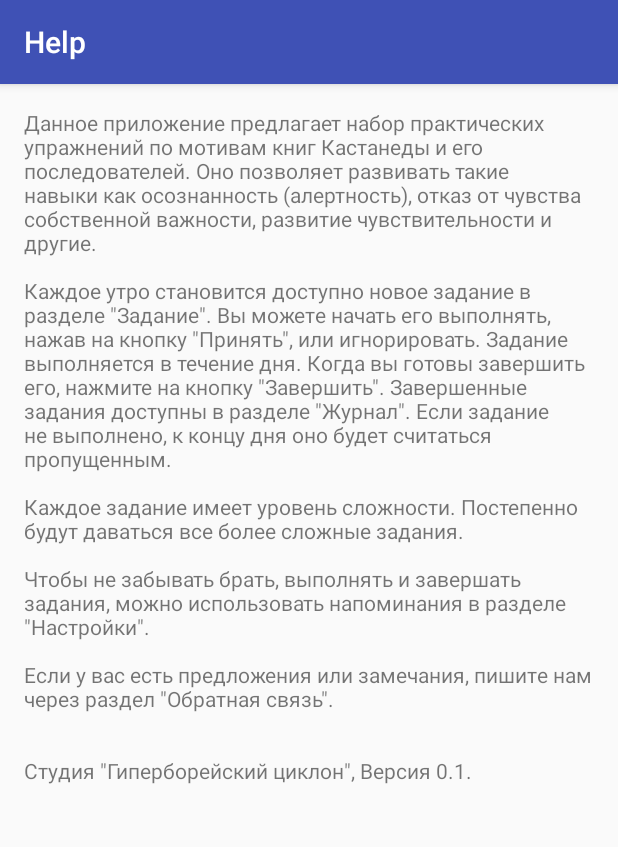
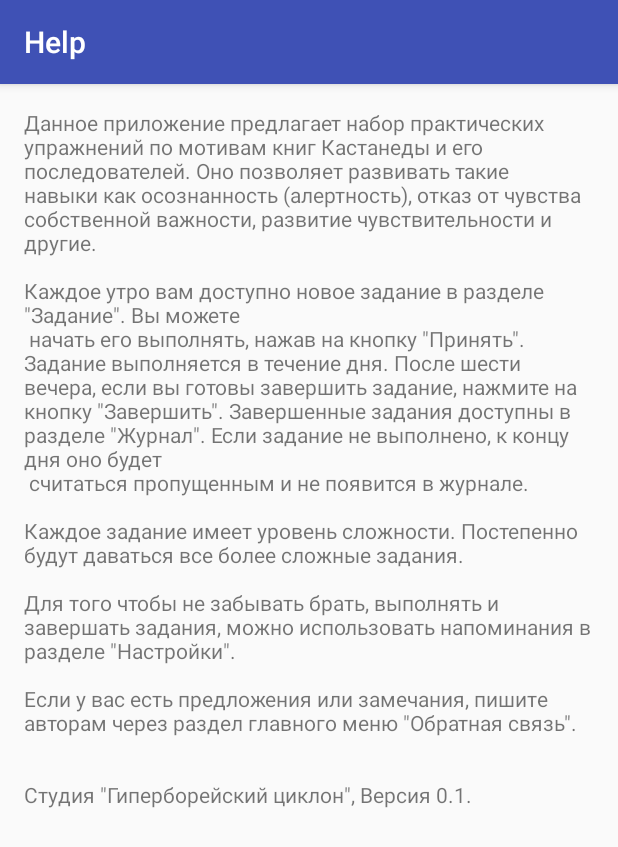
Before and after one commit to lankastersky/hcyclone, an Android app: the fragment HelpFragment shown on its own in the app's theme, on a phone screen of 412 x 824 dp. Shown: the top 847 px of the screen. Run offline under Robolectric (Android 15) with nearby library versions, the light colour scheme and no system bars.

Commit message:
bugfix for Android 19

```diff
--- a/zen/app/src/main/res/layout/fragment_challenge_list_empty.xml
+++ b/zen/app/src/main/res/layout/fragment_challenge_list_empty.xml
@@ -3,14 +3,16 @@
     xmlns:android="http://schemas.android.com/apk/res/android"
     xmlns:tools="http://schemas.android.com/tools"
     android:layout_width="match_parent"
-    android:layout_height="match_parent"
+    android:layout_height="wrap_content"
     android:gravity="center_vertical|center_horizontal"
     tools:context="com.hcyclone.zen.ChallengeListFragment">
 
     <!-- TODO: Update blank fragment layout -->
     <TextView
         android:layout_width="wrap_content"
-        android:layout_height="wrap_content"
+        android:layout_height="100dp"
+        android:gravity="center"
+        android:textSize="18sp"
         android:text="@string/fragment_challenge_list_empty_text"/>
 
 </LinearLayout>
--- a/zen/app/src/main/res/layout/fragment_help.xml
+++ b/zen/app/src/main/res/layout/fragment_help.xml
@@ -1,13 +1,8 @@
 <?xml version="1.0" encoding="utf-8"?>
-<android.support.v4.widget.NestedScrollView
-    xmlns:android="http://schemas.android.com/apk/res/android"
-    xmlns:app="http://schemas.android.com/apk/res-auto"
-    xmlns:tools="http://schemas.android.com/tools"
-    android:layout_width="match_parent"
-    android:layout_height="wrap_content"
-    app:layout_behavior="@string/appbar_scrolling_view_behavior">
 
     <LinearLayout
+        xmlns:android="http://schemas.android.com/apk/res/android"
+        xmlns:tools="http://schemas.android.com/tools"
         android:layout_width="match_parent"
         android:layout_height="wrap_content"
         tools:context="com.hcyclone.zen.HelpFragment">
@@ -19,5 +14,3 @@
             android:text="@string/fragment_help_text"/>
 
     </LinearLayout>
-
-</android.support.v4.widget.NestedScrollView>
--- a/zen/app/src/main/res/values/strings.xml
+++ b/zen/app/src/main/res/values/strings.xml
@@ -1,5 +1,5 @@
 <resources>
-    <string name="app_name">Mastery of Stalking</string>
+    <string name="app_name">Art of Stalking</string>
     <string name="app_description">Becoming Awareness</string>
 
     <!-- Drawer -->
@@ -90,6 +90,7 @@
     <string name="fragment_challenge_current">Current Challenge</string>
     <string name="fragment_challenge_journal_entry">Journal Entry</string>
     <string name="fragment_challenge_accept">Accept</string>
+    <string name="fragment_challenge_return_after_6pm">Return after 6PM</string>
     <string name="fragment_challenge_finish">Finish</string>
     <string name="fragment_challenge_finished">Finished</string>
     <string name="fragment_challenge_declined">Declined</string>
@@ -105,22 +106,11 @@
 
     <!-- Fragment Challenge List -->
     <string name="fragment_challenge_list">Finished Challenges</string>
-    <string name="fragment_challenge_list_empty_text">There are no finished challenges yet.</string>
+    <string name="fragment_challenge_list_empty_text">There are no finished challenges yet</string>
 
     <!-- Help -->
     <!-- TODO: Remove or change this placeholder text -->
-    <string name="fragment_help_text">Данное приложение предлагает набор практических упражнений по
-        мотивам книг Кастанеды и его последователей. Оно позволяет развивать такие навыки как
-        осознанность (алертность), отказ от чувства собственной важности, развитие чувствительности
-        и другие.\n\nКаждое утро становится доступно новое задание в разделе \"Задание\". Вы можете
-        начать его выполнять, нажав на кнопку \"Принять\", или игнорировать. Задание выполняется
-        в течение дня. Когда вы готовы завершить его, нажмите на кнопку \"Завершить\". Завершенные
-        задания доступны в разделе \"Журнал\". Если задание не выполнено, к концу дня оно будет
-        считаться пропущенным.\n\nКаждое задание имеет уровень сложности. Постепенно будут даваться
-        все более сложные задания.\n\nЧтобы не забывать брать, выполнять и завершать задания, можно
-        использовать напоминания в разделе \"Настройки\".\n\nЕсли у вас есть предложения или
-        замечания, пишите нам через раздел \"Обратная связь\".\n\n\nСтудия \"Гиперборейский
-        циклон\", Версия 0.1.
+    <string name="fragment_help_text">"Данное приложение предлагает набор практических упражнений по мотивам книг Кастанеды и его последователей. Оно позволяет развивать такие навыки как осознанность (алертность), отказ от чувства собственной важности, развитие чувствительности и другие.\n\nКаждое утро вам доступно новое задание в разделе \"Задание\". Вы можете\n начать его выполнять, нажав на кнопку \"Принять\". Задание выполняется в течение дня. После шести вечера, если вы готовы завершить задание, нажмите на кнопку \"Завершить\". Завершенные задания доступны в разделе \"Журнал\". Если задание не выполнено, к концу дня оно будет\n считаться пропущенным и не появится в журнале.\n\nКаждое задание имеет уровень сложности. Постепенно будут даваться все более сложные задания.\n\nДля того чтобы не забывать брать, выполнять и завершать задания, можно использовать напоминания в разделе \"Настройки\".\n\nЕсли у вас есть предложения или замечания, пишите авторам через раздел главного меню \"Обратная связь\".\n\n\nСтудия \"Гиперборейский циклон\", Версия 0.1."
     </string>
     <string name="fragment_help">Help</string>
 
--- a/zen/app/src/main/res/xml/pref_notification.xml
+++ b/zen/app/src/main/res/xml/pref_notification.xml
@@ -2,7 +2,7 @@
 
     <!-- NOTE: ListPreference's summary should be set to its value by the activity code. -->
     <ListPreference
-        android:defaultValue="-1"
+        android:defaultValue="@string/pref_time_random"
         android:entries="@array/pref_initial_reminder_list_titles"
         android:entryValues="@array/pref_initial_reminder_list_values"
         android:key="pref_initial_reminder_list"
@@ -12,7 +12,7 @@
         android:title="@string/pref_header_initial_reminder"/>
 
     <ListPreference
-        android:defaultValue="-1"
+        android:defaultValue="1"
         android:entries="@array/pref_constant_reminder_list_titles"
         android:entryValues="@array/pref_constant_reminder_list_values"
         android:key="pref_constant_reminder_list"
@@ -22,7 +22,7 @@
         android:title="@string/pref_header_constant_reminder"/>
 
     <ListPreference
-        android:defaultValue="-1"
+        android:defaultValue="@string/pref_time_random"
         android:entries="@array/pref_final_reminder_list_titles"
         android:entryValues="@array/pref_final_reminder_list_values"
         android:key="pref_final_reminder_list"
```
Also changed, not shown: zen/app/src/main/java/com/hcyclone/zen/AlarmService.java (+24 -12 lines), zen/app/src/main/java/com/hcyclone/zen/App.java (+0 -7 lines), zen/app/src/main/java/com/hcyclone/zen/ChallengeFragment.java (+22 -24 lines), zen/app/src/main/java/com/hcyclone/zen/ChallengeModel.java (+15 -5 lines), zen/app/src/main/java/com/hcyclone/zen/MainActivity.java (+6 -4 lines), zen/app/src/main/java/com/hcyclone/zen/NotificationService.java (+8 -2 lines), zen/app/src/main/java/com/hcyclone/zen/Utils.java (+16 -0 lines), zen/app/src/main/res/layout/activity_challenge.xml (+10 -1 lines), zen/app/src/main/res/layout/app_bar_main.xml (+11 -3 lines), zen/app/src/main/res/layout/fragment_challenge.xml (+0 -9 lines), 1 other file.
